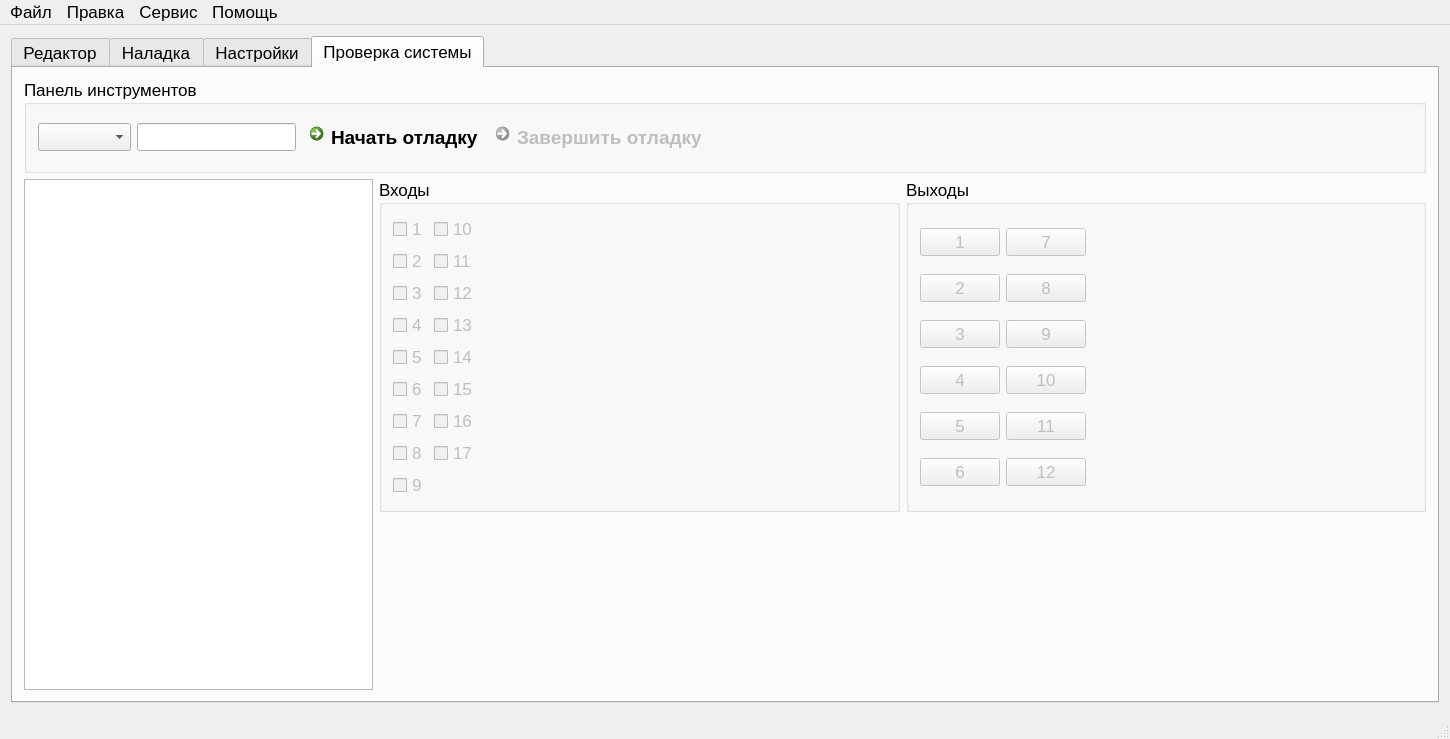
First picture: the form in KAMEditor/gui/mainwindow.ui, repository Xtail96/SML, before the edit.
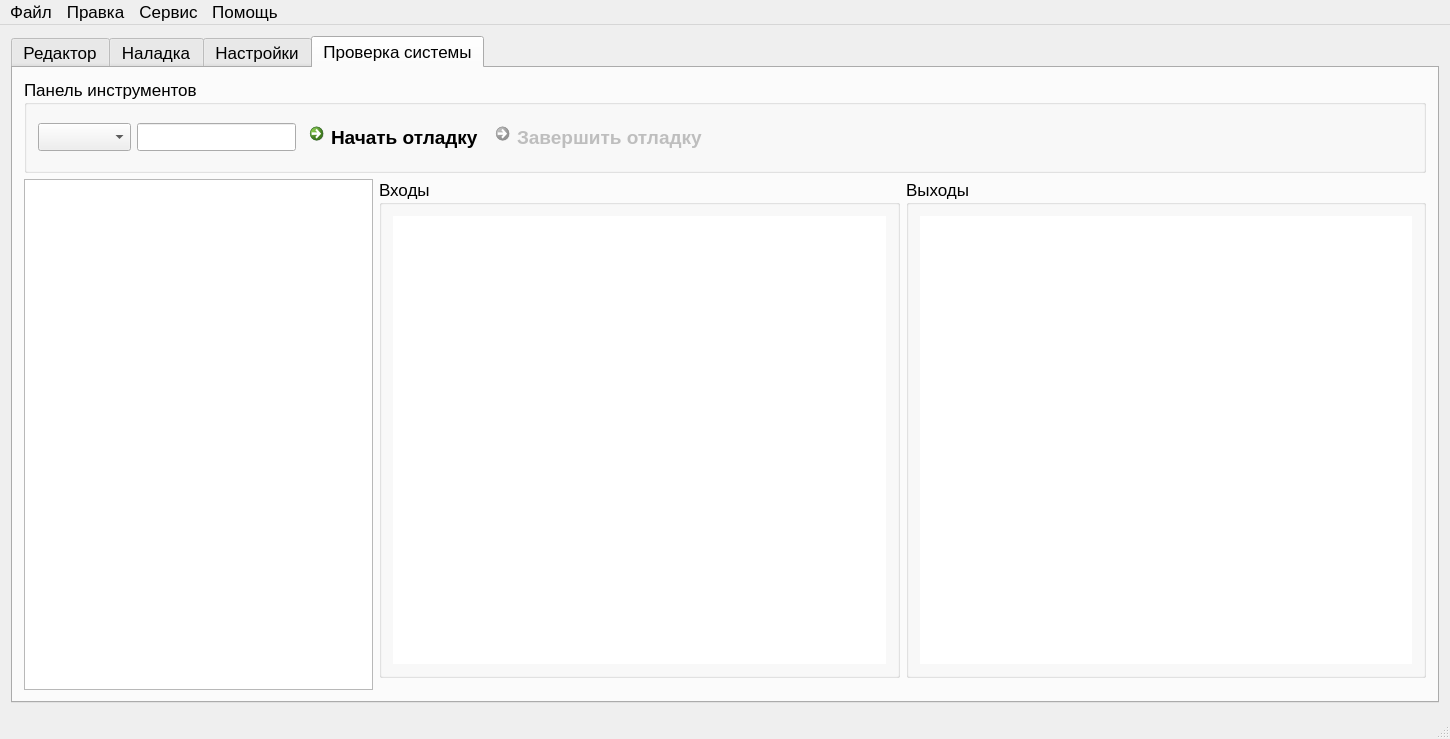
Second picture: the form after the edit. The open tabs and pages were chosen to show the change. Icons and pictures are not drawn.

Commit message: Переработан раздел Отладка

What changed in the file:
```diff
--- a/KAMEditor/gui/mainwindow.ui
+++ b/KAMEditor/gui/mainwindow.ui
@@ -4346,241 +4346,14 @@
              <property name="title">
               <string>Входы</string>
              </property>
-             <layout class="QGridLayout" name="gridLayout_32">
-              <item row="5" column="1">
-               <widget class="QCheckBox" name="inputCheckBox_5">
-                <property name="enabled">
-                 <bool>false</bool>
+             <layout class="QVBoxLayout" name="verticalLayout_6">
+              <item>
+               <widget class="QTableWidget" name="inputsTableWidget">
+                <property name="frameShape">
+                 <enum>QFrame::NoFrame</enum>
                 </property>
-                <property name="text">
-                 <string>5</string>
-                </property>
-                <property name="tristate">
-                 <bool>false</bool>
-                </property>
                </widget>
               </item>
-              <item row="8" column="1">
-               <widget class="QCheckBox" name="inputCheckBox_8">
-                <property name="enabled">
-                 <bool>false</bool>
-                </property>
-                <property name="text">
-                 <string>8</string>
-                </property>
-                <property name="tristate">
-                 <bool>false</bool>
-                </property>
-               </widget>
-              </item>
-              <item row="7" column="2">
-               <widget class="QCheckBox" name="inputCheckBox_16">
-                <property name="enabled">
-                 <bool>false</bool>
-                </property>
-                <property name="text">
-                 <string>16</string>
-                </property>
-                <property name="tristate">
-                 <bool>false</bool>
-                </property>
-               </widget>
-              </item>
-              <item row="6" column="2">
-               <widget class="QCheckBox" name="inputCheckBox_15">
-                <property name="enabled">
-                 <bool>false</bool>
-                </property>
-                <property name="text">
-                 <string>15</string>
-                </property>
-                <property name="tristate">
-                 <bool>false</bool>
-                </property>
-               </widget>
-              </item>
-              <item row="0" column="2">
-               <widget class="QCheckBox" name="inputCheckBox_10">
-                <property name="enabled">
-                 <bool>false</bool>
-                </property>
-                <property name="text">
-                 <string>10</string>
-                </property>
-                <property name="tristate">
-                 <bool>false</bool>
-                </property>
-               </widget>
-              </item>
-              <item row="9" column="1">
-               <widget class="QCheckBox" name="inputCheckBox_9">
-                <property name="enabled">
-                 <bool>false</bool>
-                </property>
-                <property name="text">
-                 <string>9</string>
-                </property>
-                <property name="tristate">
-                 <bool>false</bool>
-                </property>
-               </widget>
-              </item>
-              <item row="6" column="1">
-               <widget class="QCheckBox" name="inputCheckBox_6">
-                <property name="enabled">
-                 <bool>false</bool>
-                </property>
-                <property name="text">
-                 <string>6</string>
-                </property>
-                <property name="tristate">
-                 <bool>false</bool>
-                </property>
-               </widget>
-              </item>
-              <item row="3" column="2">
-               <widget class="QCheckBox" name="inputCheckBox_12">
-                <property name="enabled">
-                 <bool>false</bool>
-                </property>
-                <property name="text">
-                 <string>12</string>
-                </property>
-                <property name="tristate">
-                 <bool>false</bool>
-                </property>
-               </widget>
-              </item>
-              <item row="5" column="2">
-               <widget class="QCheckBox" name="inputCheckBox_14">
-                <property name="enabled">
-                 <bool>false</bool>
-                </property>
-                <property name="text">
-                 <string>14</string>
-                </property>
-                <property name="tristate">
-                 <bool>false</bool>
-                </property>
-               </widget>
-              </item>
-              <item row="4" column="1">
-               <widget class="QCheckBox" name="inputCheckBox_4">
-                <property name="enabled">
-                 <bool>false</bool>
-                </property>
-                <property name="text">
-                 <string>4</string>
-                </property>
-                <property name="tristate">
-                 <bool>false</bool>
-                </property>
-               </widget>
-              </item>
-              <item row="4" column="2">
-               <widget class="QCheckBox" name="inputCheckBox_13">
-                <property name="enabled">
-                 <bool>false</bool>
-                </property>
-                <property name="text">
-                 <string>13</string>
-                </property>
-                <property name="tristate">
-                 <bool>false</bool>
-                </property>
-               </widget>
-              </item>
-              <item row="0" column="1">
-               <widget class="QCheckBox" name="inputCheckBox_1">
-                <property name="enabled">
-                 <bool>false</bool>
-                </property>
-                <property name="text">
-                 <string>1</string>
-                </property>
-                <property name="tristate">
-                 <bool>false</bool>
-                </property>
-               </widget>
-              </item>
-              <item row="2" column="1">
-               <widget class="QCheckBox" name="inputCheckBox_2">
-                <property name="enabled">
-                 <bool>false</bool>
-                </property>
-                <property name="text">
-                 <string>2</string>
-                </property>
-                <property name="tristate">
-                 <bool>false</bool>
-                </property>
-               </widget>
-              </item>
-              <item row="7" column="1">
-               <widget class="QCheckBox" name="inputCheckBox_7">
-                <property name="enabled">
-                 <bool>false</bool>
-                </property>
-                <property name="text">
-                 <string>7</string>
-                </property>
-                <property name="tristate">
-                 <bool>false</bool>
-                </property>
-               </widget>
-              </item>
-              <item row="2" column="2">
-               <widget class="QCheckBox" name="inputCheckBox_11">
-                <property name="enabled">
-                 <bool>false</bool>
-                </property>
-                <property name="text">
-                 <string>11</string>
-                </property>
-                <property name="tristate">
-                 <bool>false</bool>
-                </property>
-               </widget>
-              </item>
-              <item row="3" column="1">
-               <widget class="QCheckBox" name="inputCheckBox_3">
-                <property name="enabled">
-                 <bool>false</bool>
-                </property>
-                <property name="text">
-                 <string>3</string>
-                </property>
-                <property name="tristate">
-                 <bool>false</bool>
-                </property>
-               </widget>
-              </item>
-              <item row="8" column="2">
-               <widget class="QCheckBox" name="inputCheckBox_17">
-                <property name="enabled">
-                 <bool>false</bool>
-                </property>
-                <property name="text">
-                 <string>17</string>
-                </property>
-                <property name="tristate">
-                 <bool>false</bool>
-                </property>
-               </widget>
-              </item>
-              <item row="2" column="4">
-               <spacer name="horizontalSpacer_10">
-                <property name="orientation">
-                 <enum>Qt::Horizontal</enum>
-                </property>
-                <property name="sizeHint" stdset="0">
-                 <size>
-                  <width>100</width>
-                  <height>20</height>
-                 </size>
-                </property>
-               </spacer>
-              </item>
              </layout>
             </widget>
            </item>
@@ -4596,139 +4369,13 @@
               <string>Выходы</string>
              </property>
              <layout class="QGridLayout" name="gridLayout_30">
-              <item row="7" column="1">
-               <widget class="QPushButton" name="outputPushButton_12">
-                <property name="enabled">
-                 <bool>false</bool>
+              <item row="0" column="0">
+               <widget class="QTableWidget" name="outpusthTableWidget">
+                <property name="frameShape">
+                 <enum>QFrame::NoFrame</enum>
                 </property>
-                <property name="text">
-                 <string>12</string>
-                </property>
                </widget>
               </item>
-              <item row="6" column="1">
-               <widget class="QPushButton" name="outputPushButton_11">
-                <property name="enabled">
-                 <bool>false</bool>
-                </property>
-                <property name="text">
-                 <string>11</string>
-                </property>
-               </widget>
-              </item>
-              <item row="5" column="0">
-               <widget class="QPushButton" name="outputPushButton_4">
-                <property name="enabled">
-                 <bool>false</bool>
-                </property>
-                <property name="text">
-                 <string>4</string>
-                </property>
-               </widget>
-              </item>
-              <item row="2" column="0">
-               <widget class="QPushButton" name="outputPushButton_2">
-                <property name="enabled">
-                 <bool>false</bool>
-                </property>
-                <property name="text">
-                 <string>2</string>
-                </property>
-               </widget>
-              </item>
-              <item row="1" column="0">
-               <widget class="QPushButton" name="outputPushButton_1">
-                <property name="enabled">
-                 <bool>false</bool>
-                </property>
-                <property name="text">
-                 <string>1</string>
-                </property>
-               </widget>
-              </item>
-              <item row="3" column="0">
-               <widget class="QPushButton" name="outputPushButton_3">
-                <property name="enabled">
-                 <bool>false</bool>
-                </property>
-                <property name="text">
-                 <string>3</string>
-                </property>
-               </widget>
-              </item>
-              <item row="6" column="0">
-               <widget class="QPushButton" name="outputPushButton_5">
-                <property name="enabled">
-                 <bool>false</bool>
-                </property>
-                <property name="text">
-                 <string>5</string>
-                </property>
-               </widget>
-              </item>
-              <item row="7" column="0">
-               <widget class="QPushButton" name="outputPushButton_6">
-                <property name="enabled">
-                 <bool>false</bool>
-                </property>
-                <property name="text">
-                 <string>6</string>
-                </property>
-               </widget>
-              </item>
-              <item row="1" column="1">
-               <widget class="QPushButton" name="outputPushButton_7">
-                <property name="enabled">
-                 <bool>false</bool>
-                </property>
-                <property name="text">
-                 <string>7</string>
-                </property>
-               </widget>
-              </item>
-              <item row="2" column="1">
-               <widget class="QPushButton" name="outputPushButton_8">
-                <property name="enabled">
-                 <bool>false</bool>
-                </property>
-                <property name="text">
-                 <string>8</string>
-                </property>
-               </widget>
-              </item>
-              <item row="5" column="1">
-               <widget class="QPushButton" name="outputPushButton_10">
-                <property name="enabled">
-                 <bool>false</bool>
-                </property>
-                <property name="text">
-                 <string>10</string>
-                </property>
-               </widget>
-              </item>
-              <item row="3" column="1">
-               <widget class="QPushButton" name="outputPushButton_9">
-                <property name="enabled">
-                 <bool>false</bool>
-                </property>
-                <property name="text">
-                 <string>9</string>
-                </property>
-               </widget>
-              </item>
-              <item row="1" column="2">
-               <spacer name="horizontalSpacer_9">
-                <property name="orientation">
-                 <enum>Qt::Horizontal</enum>
-                </property>
-                <property name="sizeHint" stdset="0">
-                 <size>
-                  <width>100</width>
-                  <height>20</height>
-                 </size>
-                </property>
-               </spacer>
-              </item>
              </layout>
             </widget>
            </item>
@@ -4812,19 +4459,6 @@
           </layout>
          </widget>
         </item>
-        <item row="3" column="1">
-         <spacer name="verticalSpacer_4">
-          <property name="orientation">
-           <enum>Qt::Vertical</enum>
-          </property>
-          <property name="sizeHint" stdset="0">
-           <size>
-            <width>20</width>
-            <height>100</height>
-           </size>
-          </property>
-         </spacer>
-        </item>
         <item row="1" column="0" rowspan="3">
          <widget class="QTextEdit" name="recievedDataTextEdit">
           <property name="sizePolicy">
```
